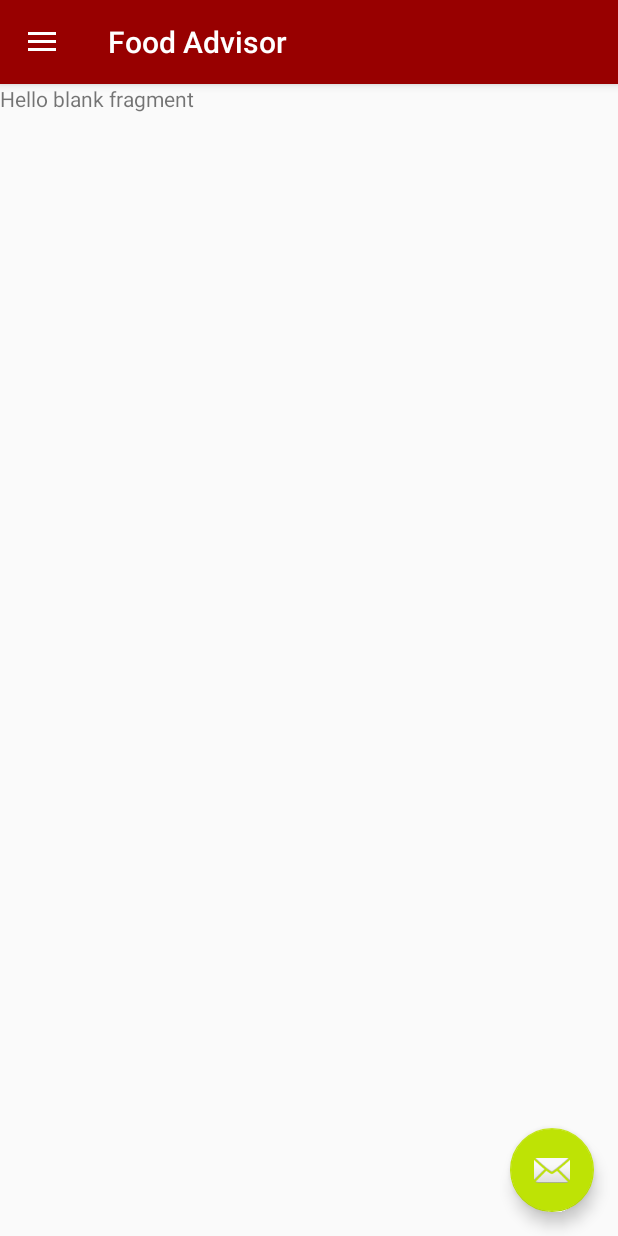
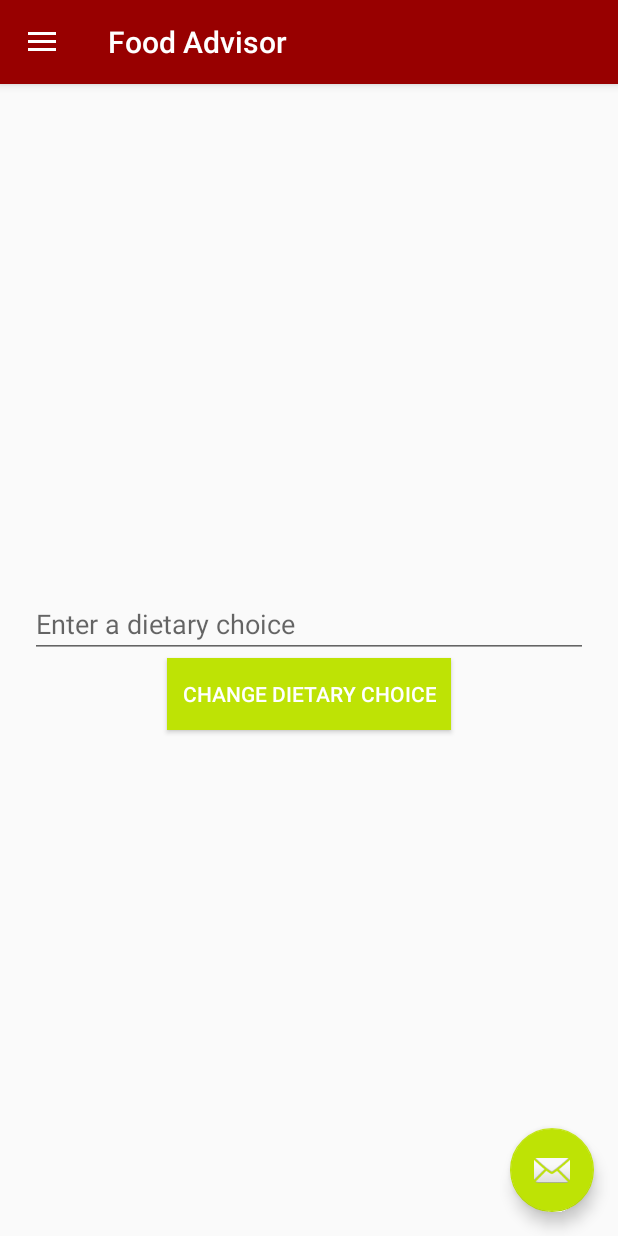
Before and after one commit to BarkaBoss/FoodVisor, an Android app: the fragment Settings placed in its activity, on a phone screen of 412 x 824 dp. Run offline under Robolectric (Android 15) with nearby library versions, the phone set to English and light mode, and no system bars; our stand-ins replace Firebase (no records; nobody signed in at launch, a user with empty details on screens opened directly), Picasso.

Commit message:
Added Settings

```diff
--- a/app/src/main/java/xyz/nokt/btf/foodadvisor/Settings.java
+++ b/app/src/main/java/xyz/nokt/btf/foodadvisor/Settings.java
@@ -7,9 +7,22 @@ import android.support.v4.app.Fragment;
 import android.view.LayoutInflater;
 import android.view.View;
 import android.view.ViewGroup;
+import android.widget.Button;
+import android.widget.EditText;
+
+import com.google.firebase.auth.FirebaseAuth;
+import com.google.firebase.database.DatabaseReference;
+import com.google.firebase.database.FirebaseDatabase;
 
 
 public class Settings extends Fragment {
+
+    FirebaseAuth fbAuth = FirebaseAuth.getInstance();
+    FirebaseDatabase fbDB = FirebaseDatabase.getInstance();
+    DatabaseReference dbRef = fbDB.getReference("User");
+
+    EditText edDiet;
+    Button btnChangeDiet;
 
     private OnFragmentInteractionListener mListener;
 
@@ -29,7 +42,20 @@ public class Settings extends Fragment {
     public View onCreateView(LayoutInflater inflater, ViewGroup container,
                              Bundle savedInstanceState) {
         // Inflate the layout for this fragment
-        return inflater.inflate(R.layout.fragment_settings, container, false);
+        View rootView = inflater.inflate(R.layout.fragment_settings, container, false);
+
+        edDiet = rootView.findViewById(R.id.edDietaryChoice);
+        btnChangeDiet = rootView.findViewById(R.id.btnChangeDiet);
+
+
+        btnChangeDiet.setOnClickListener(new View.OnClickListener() {
+            @Override
+            public void onClick(View view) {
+                dbRef.child(fbAuth.getCurrentUser().getUid().toString()).child("cusDiet").setValue(edDiet.getText().toString());
+            }
+        });
+
+        return rootView;
     }
 
     // TODO: Rename method, update argument and hook method into UI event
--- a/app/src/main/res/layout/fragment_settings.xml
+++ b/app/src/main/res/layout/fragment_settings.xml
@@ -5,10 +5,26 @@
     android:layout_height="match_parent"
     tools:context=".Settings">
 
-    <!-- TODO: Update blank fragment layout -->
-    <TextView
+    <LinearLayout
+        android:layout_margin="20dp"
+        android:gravity="center"
+        android:orientation="vertical"
         android:layout_width="match_parent"
-        android:layout_height="match_parent"
-        android:text="@string/hello_blank_fragment" />
+        android:layout_height="match_parent">
+        <EditText
+            android:id="@+id/edDietaryChoice"
+            android:layout_width="match_parent"
+            android:layout_height="wrap_content"
+            android:hint="Enter a dietary choice"/>
+        <Button
+            android:id="@+id/btnChangeDiet"
+            android:layout_width="wrap_content"
+            android:layout_height="wrap_content"
+            android:background="@color/colorAccent"
+            android:textColor="#FFF"
+            android:padding="10dp"
+            android:text="Change Dietary Choice"/>
+    </LinearLayout>
+
 
 </FrameLayout>
--- a/app/src/main/res/menu/activity_main_drawer.xml
+++ b/app/src/main/res/menu/activity_main_drawer.xml
@@ -19,7 +19,7 @@
             <item
                 android:id="@+id/op_settings"
                 android:icon="@drawable/ic_menu_manage"
-                android:title="Sign Out" />
+                android:title="Change Dietary setting" />
             <item
                 android:id="@+id/signOut"
                 android:icon="@drawable/ic_menu_send"
```
